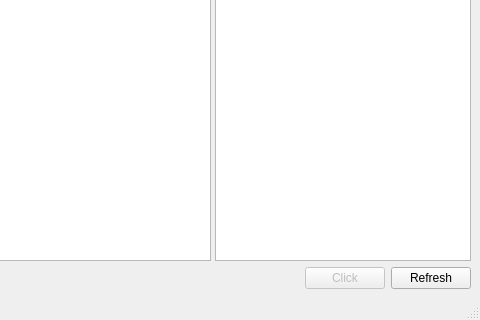
Qt form src/outleap/scripts/ui/inspector.ui (SaladDais/outleap) before a commit; both pictures show x 544 to 1024 and y 448 to 768 of the 1024 by 768 pixel window.
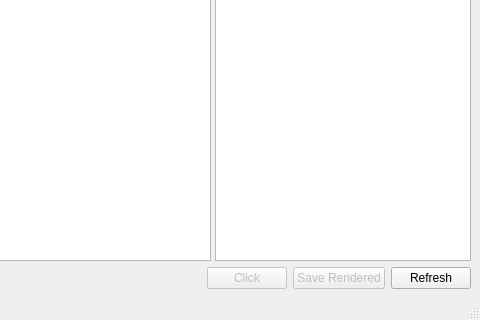
The same form after that commit.

Commit message: Add option to save rendered copy of element

The edit to the form file:
```diff
--- a/src/outleap/scripts/ui/inspector.ui
+++ b/src/outleap/scripts/ui/inspector.ui
@@ -215,6 +215,16 @@
         </property>
        </widget>
       </item>
+      <item>
+       <widget class="QPushButton" name="btnSaveRendered">
+        <property name="enabled">
+         <bool>false</bool>
+        </property>
+        <property name="text">
+         <string>Save Rendered</string>
+        </property>
+       </widget>
+      </item>
       <item>
        <widget class="QPushButton" name="btnRefresh">
         <property name="text">
```
The commit also changes 2 other files.
